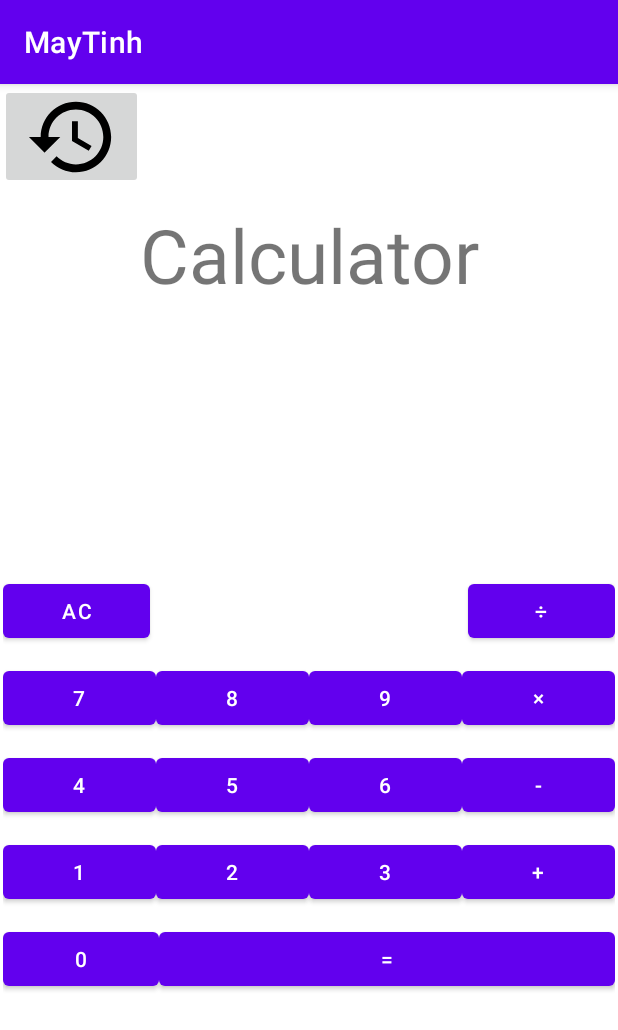
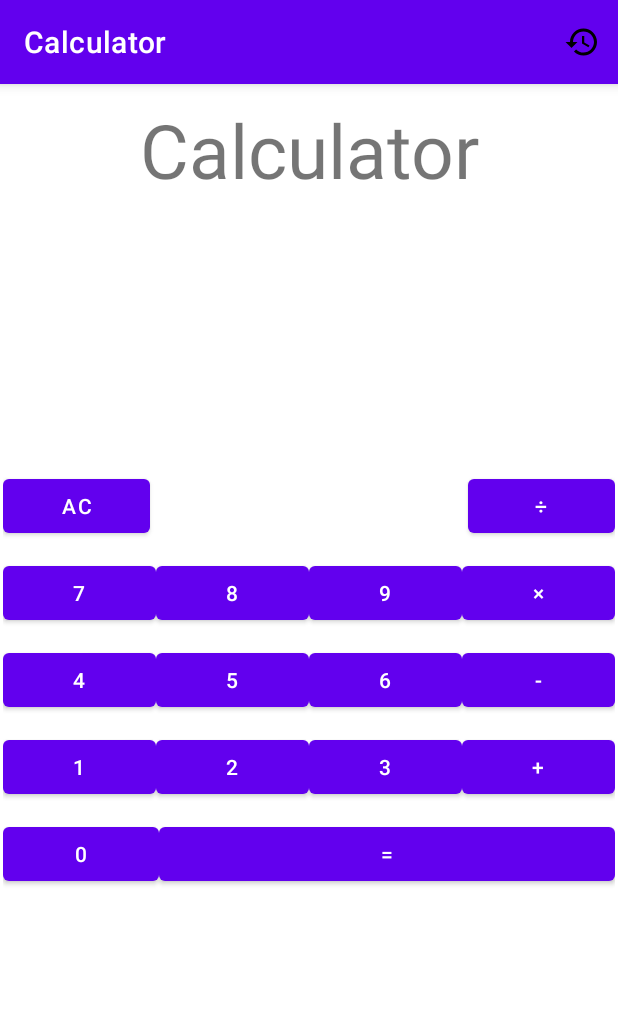
Before and after one commit to NgThBTran/MyCalculater_android, an Android app: the screen it shows after launch (MainActivity), on a phone screen of 412 x 824 dp. Shown: the top 1030 px of the screen. Run offline under Robolectric (Android 15) with nearby library versions, the phone set to English and light mode, and no system bars.

Commit message:
add noActionbar

```diff
--- a/app/src/main/AndroidManifest.xml
+++ b/app/src/main/AndroidManifest.xml
@@ -16,7 +16,8 @@
             android:exported="false" />
         <activity
             android:name=".MainActivity"
-            android:exported="true">
+            android:exported="true"
+            android:theme="@style/Theme.MayTinh.NoActionBar">
             <intent-filter>
                 <action android:name="android.intent.action.MAIN" />
 
--- a/app/src/main/java/com/example/maytinh/CalculatorResult.kt
+++ b/app/src/main/java/com/example/maytinh/CalculatorResult.kt
@@ -1,8 +1,8 @@
 package com.example.maytinh
 
 class CalculatorResult() : java.io.Serializable {
-    private var result: String=""
-    private var time: String=""
+    var result: String=""
+    var time: String=""
     constructor(result: String, time: String) : this(){
         this.result =result
         this.time = time
--- a/app/src/main/java/com/example/maytinh/HistoryRecycleActivity.kt
+++ b/app/src/main/java/com/example/maytinh/HistoryRecycleActivity.kt
@@ -19,7 +19,7 @@ class HistoryRecycleActivity: AppCompatActivity() {
         // actionbar
         supportActionBar?.setTitle("History")
         supportActionBar?.setDisplayHomeAsUpEnabled(true)
-        val listData = intent.getStringArrayExtra("key_result")?.toList() ?: listOf<String>()
+        val listData = intent.getSerializableExtra("key_result") as? List<CalculatorResult> ?: listOf()
         val lvHistory = findViewById<RecyclerView>(R.id.rvHistory)
         val adapter = HistoryRecycleAdapter(listData,this)
         lvHistory.adapter = adapter
--- a/app/src/main/java/com/example/maytinh/MainActivity.kt
+++ b/app/src/main/java/com/example/maytinh/MainActivity.kt
@@ -3,21 +3,28 @@ package com.example.maytinh
 import android.content.Intent
 import androidx.appcompat.app.AppCompatActivity
 import android.os.Bundle
+import android.provider.CalendarContract.CalendarEntity
 import android.util.Log
+import android.view.Menu
+import android.view.MenuItem
 import android.widget.Button
 import android.widget.ImageButton
 import android.widget.TextView
+import androidx.appcompat.widget.Toolbar
 import androidx.activity.result.contract.ActivityResultContracts
+import java.text.SimpleDateFormat
+import java.util.*
+import kotlin.collections.ArrayList
 
 
 class MainActivity : AppCompatActivity() {
     var input1 = ""
     var input2 = ""
     var method = ""
-    var ListResult: ArrayList<String> = arrayListOf()
+    var ListResult: ArrayList<CalculatorResult> = arrayListOf()
 
     private lateinit var textViewinput: TextView
-     var resultLauncherLambda = registerForActivityResult(ActivityResultContracts.StartActivityForResult()) { result ->
+    private var resultLauncherLambda = registerForActivityResult(ActivityResultContracts.StartActivityForResult()) { result ->
          // There are no request codes
          val data: Intent? = result.data
          Log.e("MainActivity", "Second activity callback: " + data?.getStringExtra("second_key_1"))
@@ -26,17 +33,27 @@ class MainActivity : AppCompatActivity() {
     override fun onCreate(savedInstanceState: Bundle?) {
         super.onCreate(savedInstanceState)
         setContentView(R.layout.activity_main)
-        textViewinput = findViewById<TextView>(R.id.input)
-        textViewinput.setText("")
-
+        val toolbar = findViewById<Toolbar>(R.id.my_toolbar)
+        setSupportActionBar(toolbar)
+        textViewinput = findViewById(R.id.input)
+        textViewinput.text = ""
         setupUI()
     }
-    fun setupUI(){
-        textViewinput = findViewById(R.id.input)
-        val num=findViewById<ImageButton>(R.id.imageButton2)
-        num.setOnClickListener() {
-            goToSecondActivity()
+    override fun onCreateOptionsMenu(menu: Menu?): Boolean {
+        menuInflater.inflate(R.menu.menu, menu)
+        return super.onCreateOptionsMenu(menu)
+    }
+    override fun onOptionsItemSelected(item: MenuItem): Boolean {
+        when (item.itemId) {
+            R.id.acion_history -> {
+                goToSecondActivity()
+            }
+            else -> {
+            }
         }
+        return super.onOptionsItemSelected(item)
+    }
+    private fun setupUI(){
         val number1 = findViewById<Button>(R.id.number1)
         number1.setOnClickListener {
             if(method=="")
@@ -49,7 +66,7 @@ class MainActivity : AppCompatActivity() {
             }
             var oldValue = textViewinput.text.toString()
             var newValue = oldValue + "1"
-            textViewinput.setText(newValue)
+            textViewinput.text = newValue
         }
         val number2 = findViewById<Button>(R.id.number2)
         number2.setOnClickListener {
@@ -63,7 +80,7 @@ class MainActivity : AppCompatActivity() {
             }
             var oldValue = textViewinput.text.toString()
             var newValue = oldValue + "2"
-            textViewinput.setText(newValue)
+            textViewinput.text = newValue
         }
         val number3 = findViewById<Button>(R.id.number3)
         number3.setOnClickListener {
@@ -77,7 +94,7 @@ class MainActivity : AppCompatActivity() {
             }
             var olValue = textViewinput.text.toString()
             var newValue = olValue + "3"
-            textViewinput.setText(newValue)
+            textViewinput.text = newValue
         }
         val number4 = findViewById<Button>(R.id.number4)
         number4.setOnClickListener {
@@ -91,7 +108,7 @@ class MainActivity : AppCompatActivity() {
             }
             var olValue = textViewinput.text.toString()
             var newValue = olValue + "4"
-            textViewinput.setText(newValue)
+            textViewinput.text = newValue
         }
         val number5 = findViewById<Button>(R.id.number5)
         number5.setOnClickListener {
@@ -105,7 +122,7 @@ class MainActivity : AppCompatActivity() {
             }
             var olValue = textViewinput.text.toString()
             var newValue = olValue + "5"
-            textViewinput.setText(newValue)
+            textViewinput.text = newValue
         }
         val number6 = findViewById<Button>(R.id.number6)
         number6.setOnClickListener {
@@ -119,7 +136,7 @@ class MainActivity : AppCompatActivity() {
             }
             var olValue= textViewinput.text.toString()
             var newValue = olValue + "6"
-            textViewinput.setText(newValue)
+            textViewinput.text = newValue
         }
         val number7 = findViewById<Button>(R.id.number7)
         number7.setOnClickListener {
@@ -133,7 +150,7 @@ class MainActivity : AppCompatActivity() {
             }
             var olValue = textViewinput.text.toString()
             var newValue = olValue + "7"
-            textViewinput.setText(newValue)
+            textViewinput.text = newValue
         }
         val number8 = findViewById<Button>(R.id.number8)
         number8.setOnClickListener {
@@ -147,7 +164,7 @@ class MainActivity : AppCompatActivity() {
             }
             var olValue = textViewinput.text.toString()
             var newValue = olValue + "8"
-            textViewinput.setText(newValue)
+            textViewinput.text = newValue
         }
         val number9 = findViewById<Button>(R.id.number9)
         number9.setOnClickListener {
@@ -161,7 +178,7 @@ class MainActivity : AppCompatActivity() {
             }
             var olValue = textViewinput.text.toString()
             var newValue = olValue + "9"
-            textViewinput.setText(newValue)
+            textViewinput.text = newValue
         }
         val number0 = findViewById<Button>(R.id.number0)
         number0.setOnClickListener {
@@ -175,39 +192,39 @@ class MainActivity : AppCompatActivity() {
             }
             var olValue = textViewinput.text.toString()
             var newValue = olValue + "0"
-            textViewinput.setText(newValue)
+            textViewinput.text = newValue
         }
         val div = findViewById<Button>(R.id.buttonDIV)
         div.setOnClickListener {
             var olValue = textViewinput.text.toString()
             var newValue = olValue + "÷"
-            textViewinput.setText(newValue)
+            textViewinput.text = newValue
             method = "÷"
         }
         val mul = findViewById<Button>(R.id.buttonMUL)
         mul.setOnClickListener {
             var olValue = textViewinput.text.toString()
             var newValue = olValue + "x"
-            textViewinput.setText(newValue)
+            textViewinput.text = newValue
             method = "x"
         }
         val sub = findViewById<Button>(R.id.buttonSUB)
         sub.setOnClickListener {
             var olValue = textViewinput.text.toString()
             var newValue = olValue + " - "
-            textViewinput.setText(newValue)
+            textViewinput.text = newValue
             method = "-"
         }
         val add = findViewById<Button>(R.id.buttonADD)
         add.setOnClickListener {
             var oldValue = textViewinput.text.toString()
             var newValue = oldValue + " + "
-            textViewinput.setText(newValue)
+            textViewinput.text = newValue
             method = "+"
         }
         val ac = findViewById<Button>(R.id.buttonAC)
         ac.setOnClickListener {
-            textViewinput.setText("")
+            textViewinput.text = ""
             input1 = ""
             input2 = ""
             method = ""
@@ -229,14 +246,16 @@ class MainActivity : AppCompatActivity() {
                 result = input1.toDouble() / input2.toDouble()
             }
             var value = textViewinput.text.toString() + " = " + result.toString()
-            textViewinput.setText(result.toString())
-            ListResult.add(value)
+            textViewinput.text = result.toString()
+            val calendar = Calendar.getInstance()
+            val formatter = SimpleDateFormat("dd/MM/yy hh:mm:ss")
+            ListResult.add(CalculatorResult(value, formatter.format(calendar.time)))
         }
     }
 
     private fun goToSecondActivity() {
         val intent=Intent(this,HistoryRecycleActivity::class.java)
-        intent.putExtra("key_result",ListResult.toTypedArray())
+        intent.putExtra("key_result",ListResult)
         //startActivity(intent) // not return data
         //resultLauncherNormal.launcher(intent) // return data
         resultLauncherLambda.launch(intent) // return data
--- /dev/null
+++ b/app/src/main/res/drawable/baseline_history_24.xml
@@ -0,0 +1,10 @@
+<vector android:height="24dp"
+    android:tint="#000000"
+    android:viewportHeight="24"
+    android:viewportWidth="24"
+    android:width="24dp"
+    xmlns:android="http://schemas.android.com/apk/res/android">
+    <path
+        android:fillColor="@android:color/white"
+        android:pathData="M13,3c-4.97,0 -9,4.03 -9,9L1,12l3.89,3.89 0.07,0.14L9,12L6,12c0,-3.87 3.13,-7 7,-7s7,3.13 7,7 -3.13,7 -7,7c-1.93,0 -3.68,-0.79 -4.94,-2.06l-1.42,1.42C8.27,19.99 10.51,21 13,21c4.97,0 9,-4.03 9,-9s-4.03,-9 -9,-9zM12,8v5l4.28,2.54 0.72,-1.21 -3.5,-2.08L13.5,8L12,8z"/>
+</vector>
--- a/app/src/main/res/layout/activity_main.xml
+++ b/app/src/main/res/layout/activity_main.xml
@@ -9,13 +9,15 @@
     android:orientation="vertical"
     tools:context=".MainActivity">
 
-    <ImageButton
-        android:id="@+id/imageButton2"
-        android:layout_width="95dp"
-        android:layout_height="70dp"
-        android:contentDescription="TODO"
-        app:srcCompat="@drawable/ic_launcher_foreground" />
-
+    <androidx.appcompat.widget.Toolbar
+        android:id="@+id/my_toolbar"
+        android:layout_width="match_parent"
+        android:layout_height="?attr/actionBarSize"
+        android:background="?attr/colorPrimary"
+        android:elevation="5dp"
+        app:title="Calculator"
+        android:theme="@style/Main.ActionBar"
+        app:popupTheme="@style/ThemeOverlay.AppCompat.Light"/>
     <TextView
         android:id="@+id/textview"
         android:layout_width="match_parent"
--- /dev/null
+++ b/app/src/main/res/menu/menu.xml
@@ -0,0 +1,10 @@
+<?xml version="1.0" encoding="utf-8"?>
+<menu xmlns:android="http://schemas.android.com/apk/res/android"
+    xmlns:app="http://schemas.android.com/apk/res-auto">
+    <item
+        android:id="@+id/acion_history"
+        android:orderInCategory="100"
+        android:title="@string/action_history"
+        android:icon="@drawable/baseline_history_24"
+        app:showAsAction="always" />
+</menu>
--- a/app/src/main/res/values-night/themes.xml
+++ b/app/src/main/res/values-night/themes.xml
@@ -1,6 +1,6 @@
 <resources xmlns:tools="http://schemas.android.com/tools">
     <!-- Base application theme. -->
-    <style name="Theme.MayTinh" parent="Theme.MaterialComponents.DayNight.DarkActionBar">
+    <style name="Theme.MayTinh" parent="Theme.MaterialComponents.DayNight.NoActionBar">
         <!-- Primary brand color. -->
         <item name="colorPrimary">@color/purple_200</item>
         <item name="colorPrimaryVariant">@color/purple_700</item>
--- /dev/null
+++ b/app/src/main/res/values/refs.xml
@@ -0,0 +1,5 @@
+<?xml version="1.0" encoding="utf-8"?>
+<resources>
+    <drawable name="history_ic_launcher_background" />
+    <drawable name="history_ic_launcher_foreground" />
+</resources>
--- a/app/src/main/res/values/strings.xml
+++ b/app/src/main/res/values/strings.xml
@@ -1,3 +1,4 @@
 <resources>
     <string name="app_name">MayTinh</string>
+    <string name="action_history" />
 </resources>
--- /dev/null
+++ b/app/src/main/res/values/style.xml
@@ -0,0 +1,7 @@
+<?xml version="1.0" encoding="utf-8"?>
+<resources>
+    <style name="Main.ActionBar" parent="Base.ThemeOverlay.AppCompat.ActionBar">
+        <item name="android:textColorPrimary">@color/white</item>
+        <item name="android:textColorSecondary">@color/white</item>
+    </style>
+</resources>
--- a/app/src/main/res/values/themes.xml
+++ b/app/src/main/res/values/themes.xml
@@ -1,6 +1,19 @@
 <resources xmlns:tools="http://schemas.android.com/tools">
     <!-- Base application theme. -->
-    <style name="Theme.MayTinh" parent="Theme.MaterialComponents.DayNight.DarkActionBar">
+    <style name="Theme.MayTinh" parent="Theme.MaterialComponents.DayNight">
+        <!-- Primary brand color. -->
+        <item name="colorPrimary">@color/purple_500</item>
+        <item name="colorPrimaryVariant">@color/purple_700</item>
+        <item name="colorOnPrimary">@color/white</item>
+        <!-- Secondary brand color. -->
+        <item name="colorSecondary">@color/teal_200</item>
+        <item name="colorSecondaryVariant">@color/teal_700</item>
+        <item name="colorOnSecondary">@color/black</item>
+        <!-- Status bar color. -->
+        <item name="android:statusBarColor">?attr/colorPrimaryVariant</item>
+        <!-- Customize your theme here. -->
+    </style>
+    <style name="Theme.MayTinh.NoActionBar" parent="Theme.MaterialComponents.DayNight.NoActionBar">
         <!-- Primary brand color. -->
         <item name="colorPrimary">@color/purple_500</item>
         <item name="colorPrimaryVariant">@color/purple_700</item>
```
Also changed, not shown: app/src/main/java/com/example/maytinh/HistoryRecycleAdapter.kt (+4 -6 lines).
